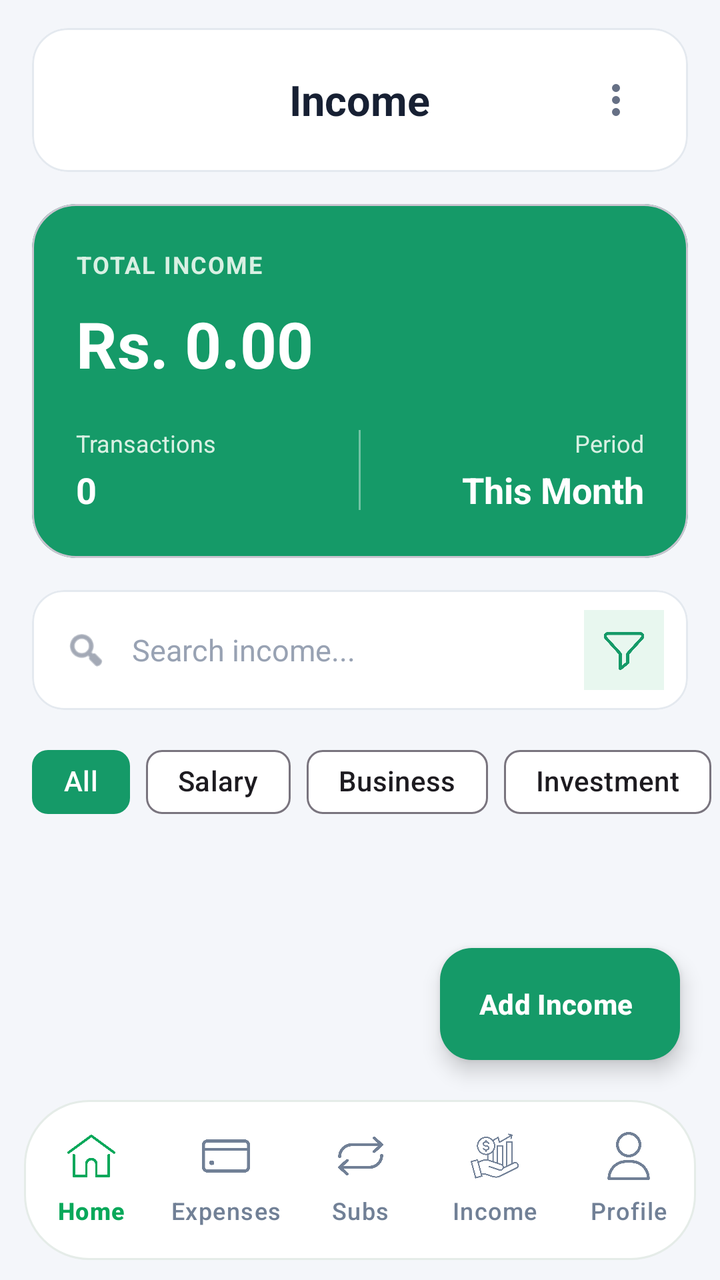
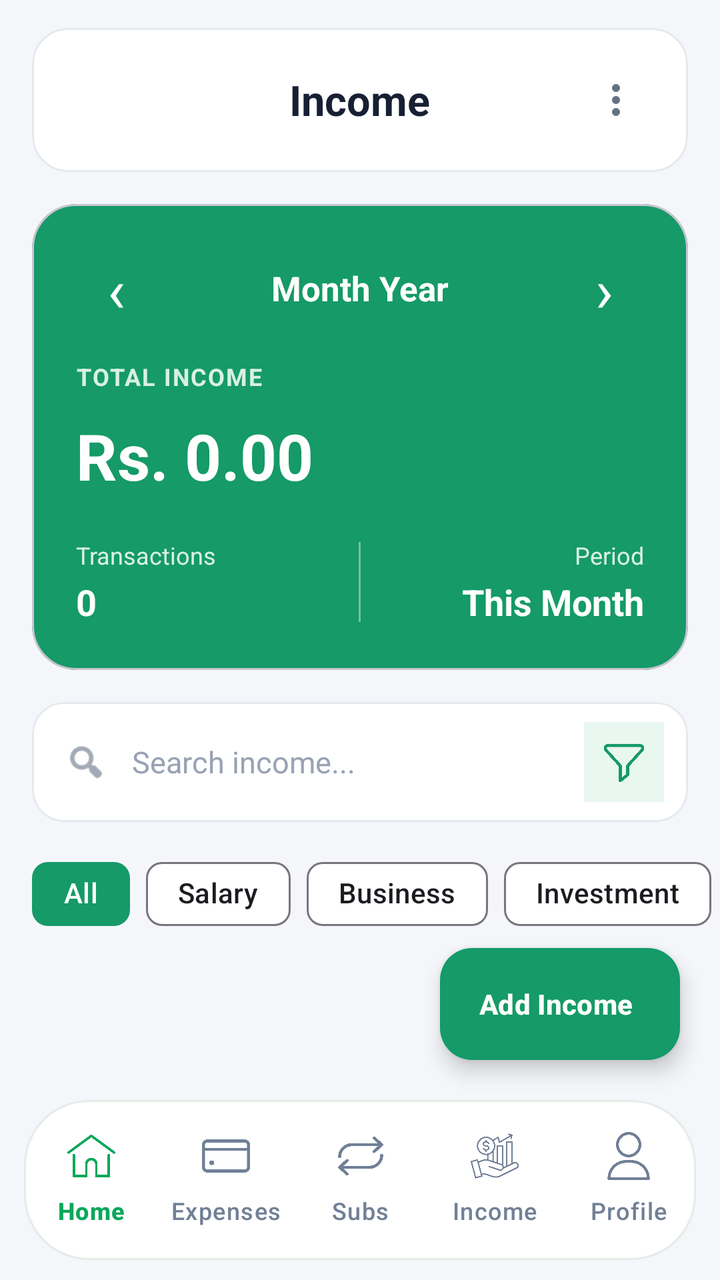

Screens rendered from an Android XML layout before and after an edit, with the pre-edit source and the edit as a unified diff.
<!-- AndroidManifest.xml: application theme Theme.AIExpenseManagementApplication -->
<!-- res/layout/activity_income_list.xml -->
<?xml version="1.0" encoding="utf-8"?>
<androidx.constraintlayout.widget.ConstraintLayout
    xmlns:android="http://schemas.android.com/apk/res/android"
    xmlns:app="http://schemas.android.com/apk/res-auto"
    xmlns:tools="http://schemas.android.com/tools"
    android:layout_width="match_parent"
    android:layout_height="match_parent"
    android:background="#F4F6FA"
    tools:context=".ui.income.IncomeListActivity">

    <com.google.android.material.card.MaterialCardView
        android:id="@+id/topBar"
        android:layout_width="0dp"
        android:layout_height="72dp"
        android:layout_marginStart="16dp"
        android:layout_marginTop="14dp"
        android:layout_marginEnd="16dp"
        app:cardBackgroundColor="#FFFFFF"
        app:cardCornerRadius="18dp"
        app:cardElevation="0dp"
        app:strokeColor="#E4E9EF"
        app:strokeWidth="1dp"
        app:layout_constraintEnd_toEndOf="parent"
        app:layout_constraintStart_toStartOf="parent"
        app:layout_constraintTop_toTopOf="parent">

        <RelativeLayout
            android:layout_width="match_parent"
            android:layout_height="match_parent"
            android:paddingStart="16dp"
            android:paddingEnd="16dp">

            <TextView
                android:id="@+id/tvTitle"
                android:layout_width="wrap_content"
                android:layout_height="wrap_content"
                android:layout_centerInParent="true"
                android:text="Income"
                android:textColor="#172033"
                android:textSize="21sp"
                android:textStyle="bold" />

            <ImageButton
                android:id="@+id/btnMore"
                android:layout_width="40dp"
                android:layout_height="40dp"
                android:layout_alignParentEnd="true"
                android:layout_centerVertical="true"
                android:background="@android:color/transparent"
                android:contentDescription="Menu"
                android:src="@drawable/ic_more_vert"
                app:tint="#667085" />
        </RelativeLayout>
    </com.google.android.material.card.MaterialCardView>

    <com.google.android.material.card.MaterialCardView
        android:id="@+id/cardSummary"
        android:layout_width="0dp"
        android:layout_height="wrap_content"
        android:layout_marginStart="16dp"
        android:layout_marginTop="16dp"
        android:layout_marginEnd="16dp"
        app:cardBackgroundColor="#159A68"
        app:cardCornerRadius="22dp"
        app:cardElevation="0dp"
        app:layout_constraintEnd_toEndOf="parent"
        app:layout_constraintStart_toStartOf="parent"
        app:layout_constraintTop_toBottomOf="@id/topBar">

        <LinearLayout
            android:layout_width="match_parent"
            android:layout_height="wrap_content"
            android:orientation="vertical"
            android:padding="22dp">

            <TextView
                android:layout_width="wrap_content"
                android:layout_height="wrap_content"
                android:text="TOTAL INCOME"
                android:textColor="#D8F0E3"
                android:textSize="12sp"
                android:textStyle="bold"
                android:letterSpacing="0.06" />

            <TextView
                android:id="@+id/tvTotalIncome"
                android:layout_width="wrap_content"
                android:layout_height="wrap_content"
                android:layout_marginTop="10dp"
                android:text="Rs. 0.00"
                android:textColor="#FFFFFF"
                android:textSize="32sp"
                android:textStyle="bold" />

            <LinearLayout
                android:layout_width="match_parent"
                android:layout_height="wrap_content"
                android:layout_marginTop="20dp"
                android:gravity="center_vertical"
                android:orientation="horizontal">

                <LinearLayout
                    android:layout_width="0dp"
                    android:layout_height="wrap_content"
                    android:layout_weight="1"
                    android:orientation="vertical">

                    <TextView
                        android:layout_width="wrap_content"
                        android:layout_height="wrap_content"
                        android:text="Transactions"
                        android:textColor="#D8F0E3"
                        android:textSize="12sp" />

                    <TextView
                        android:id="@+id/tvIncomeCount"
                        android:layout_width="wrap_content"
                        android:layout_height="wrap_content"
                        android:layout_marginTop="3dp"
                        android:text="0"
                        android:textColor="#FFFFFF"
                        android:textSize="18sp"
                        android:textStyle="bold" />
                </LinearLayout>

                <View
                    android:layout_width="1dp"
                    android:layout_height="40dp"
                    android:background="#66FFFFFF" />

                <LinearLayout
                    android:layout_width="0dp"
                    android:layout_height="wrap_content"
                    android:layout_weight="1"
                    android:gravity="end"
                    android:orientation="vertical">

                    <TextView
                        android:layout_width="wrap_content"
                        android:layout_height="wrap_content"
                        android:text="Period"
                        android:textColor="#D8F0E3"
                        android:textSize="12sp" />

                    <TextView
                        android:id="@+id/tvPeriod"
                        android:layout_width="wrap_content"
                        android:layout_height="wrap_content"
                        android:layout_marginTop="3dp"
                        android:text="This Month"
                        android:textColor="#FFFFFF"
                        android:textSize="18sp"
                        android:textStyle="bold" />
                </LinearLayout>
            </LinearLayout>
        </LinearLayout>
    </com.google.android.material.card.MaterialCardView>

    <com.google.android.material.card.MaterialCardView
        android:id="@+id/searchCard"
        android:layout_width="0dp"
        android:layout_height="60dp"
        android:layout_marginStart="16dp"
        android:layout_marginTop="16dp"
        android:layout_marginEnd="16dp"
        app:cardBackgroundColor="#FFFFFF"
        app:cardCornerRadius="16dp"
        app:cardElevation="0dp"
        app:strokeColor="#E4E9EF"
        app:strokeWidth="1dp"
        app:layout_constraintEnd_toEndOf="parent"
        app:layout_constraintStart_toStartOf="parent"
        app:layout_constraintTop_toBottomOf="@id/cardSummary">

        <LinearLayout
            android:layout_width="match_parent"
            android:layout_height="match_parent"
            android:gravity="center_vertical"
            android:orientation="horizontal"
            android:paddingStart="16dp"
            android:paddingEnd="12dp">

            <ImageView
                android:layout_width="22dp"
                android:layout_height="22dp"
                android:contentDescription="Search"
                android:src="@android:drawable/ic_menu_search"
                app:tint="#667085" />

            <EditText
                android:id="@+id/etSearch"
                android:layout_width="0dp"
                android:layout_height="wrap_content"
                android:layout_marginStart="12dp"
                android:layout_weight="1"
                android:background="@android:color/transparent"
                android:hint="Search income..."
                android:imeOptions="actionSearch"
                android:inputType="text"
                android:maxLines="1"
                android:padding="0dp"
                android:textColor="#172033"
                android:textColorHint="#98A2B3"
                android:textSize="15sp" />

            <ImageButton
                android:id="@+id/btnFilter"
                android:layout_width="40dp"
                android:layout_height="40dp"
                android:layout_marginStart="8dp"
                android:background="#E8F7EF"
                android:contentDescription="Filter"
                android:visibility="visible"
                android:padding="8dp"
                android:scaleType="fitCenter"
                android:src="@drawable/filter"
                android:tint="#159A68" />
        </LinearLayout>
    </com.google.android.material.card.MaterialCardView>

    <HorizontalScrollView
        android:id="@+id/filterScroll"
        android:layout_width="0dp"
        android:layout_height="wrap_content"
        android:layout_marginTop="12dp"
        android:scrollbars="none"
        app:layout_constraintEnd_toEndOf="parent"
        app:layout_constraintStart_toStartOf="parent"
        app:layout_constraintTop_toBottomOf="@id/searchCard">

        <com.google.android.material.chip.ChipGroup
            android:id="@+id/chipGroupFilters"
            android:layout_width="wrap_content"
            android:layout_height="wrap_content"
            android:paddingStart="16dp"
            android:paddingEnd="16dp"
            app:chipSpacingHorizontal="8dp"
            app:singleSelection="true">

            <com.google.android.material.chip.Chip
                android:id="@+id/chipAll"
                style="@style/Widget.Material3.Chip.Assist"
                android:layout_width="wrap_content"
                android:layout_height="wrap_content"
                android:checkable="true"
                android:checked="true"
                android:text="All"
                app:chipBackgroundColor="#159A68"
                app:checkedIconVisible="false"
                android:textColor="#FFFFFF" />

            <com.google.android.material.chip.Chip
                android:id="@+id/chipSalary"
                style="@style/Widget.Material3.Chip.Assist"
                android:layout_width="wrap_content"
                android:layout_height="wrap_content"
                android:checkable="true"
                android:text="Salary"
                app:chipBackgroundColor="#FFFFFF"
                app:strokeColor="#E4E9EF"
                app:strokeWidth="1dp" />

            <com.google.android.material.chip.Chip
                android:id="@+id/chipBusiness"
                style="@style/Widget.Material3.Chip.Assist"
                android:layout_width="wrap_content"
                android:layout_height="wrap_content"
                android:checkable="true"
                android:text="Business"
                app:chipBackgroundColor="#FFFFFF"
                app:strokeColor="#E4E9EF"
                app:strokeWidth="1dp" />

            <com.google.android.material.chip.Chip
                android:id="@+id/chipInvestment"
                style="@style/Widget.Material3.Chip.Assist"
                android:layout_width="wrap_content"
                android:layout_height="wrap_content"
                android:checkable="true"
                android:text="Investment"
                app:chipBackgroundColor="#FFFFFF"
                app:strokeColor="#E4E9EF"
                app:strokeWidth="1dp" />

            <com.google.android.material.chip.Chip
                android:id="@+id/chipGift"
                style="@style/Widget.Material3.Chip.Assist"
                android:layout_width="wrap_content"
                android:layout_height="wrap_content"
                android:checkable="true"
                android:text="Gift"
                app:chipBackgroundColor="#FFFFFF"
                app:strokeColor="#E4E9EF"
                app:strokeWidth="1dp" />
        </com.google.android.material.chip.ChipGroup>
    </HorizontalScrollView>

    <androidx.core.widget.NestedScrollView
        android:id="@+id/scrollView"
        android:layout_width="0dp"
        android:layout_height="0dp"
        android:clipToPadding="false"
        android:fillViewport="true"
        android:paddingBottom="120dp"
        app:layout_constraintBottom_toTopOf="@id/bottomNavigation"
        app:layout_constraintEnd_toEndOf="parent"
        app:layout_constraintStart_toStartOf="parent"
        app:layout_constraintTop_toBottomOf="@id/filterScroll">

        <FrameLayout
            android:layout_width="match_parent"
            android:layout_height="wrap_content">

            <androidx.recyclerview.widget.RecyclerView
                android:id="@+id/rvIncome"
                android:layout_width="match_parent"
                android:layout_height="wrap_content"
                android:clipToPadding="false"
                android:nestedScrollingEnabled="false"
                android:paddingStart="16dp"
                android:paddingEnd="16dp"
                android:paddingBottom="100dp" />

            <LinearLayout
                android:id="@+id/layoutEmpty"
                android:layout_width="match_parent"
                android:layout_height="300dp"
                android:gravity="center"
                android:orientation="vertical"
                android:paddingStart="24dp"
                android:paddingEnd="24dp"
                android:visibility="gone">

                <ImageView
                    android:layout_width="112dp"
                    android:layout_height="112dp"
                    android:contentDescription="No Income"
                    android:src="@drawable/money" />

                <TextView
                    android:layout_width="wrap_content"
                    android:layout_height="wrap_content"
                    android:layout_marginTop="18dp"
                    android:text="No Income Yet"
                    android:textColor="#172033"
                    android:textSize="21sp"
                    android:textStyle="bold" />

                <TextView
                    android:layout_width="wrap_content"
                    android:layout_height="wrap_content"
                    android:layout_marginTop="8dp"
                    android:gravity="center"
                    android:text="Tap the + button to add your first income."
                    android:textColor="#667085"
                    android:textSize="14sp" />
            </LinearLayout>
        </FrameLayout>
    </androidx.core.widget.NestedScrollView>

    <com.google.android.material.floatingactionbutton.ExtendedFloatingActionButton
        android:id="@+id/fabAddIncome"
        android:layout_width="wrap_content"
        android:layout_height="wrap_content"
        android:layout_margin="20dp"
        android:icon="@drawable/ic_add"
        android:text="Add Income"
        android:textAllCaps="false"
        android:textColor="#FFFFFF"
        android:textStyle="bold"
        app:backgroundTint="#159A68"
        app:iconTint="#FFFFFF"
        app:elevation="6dp"
        app:layout_constraintBottom_toTopOf="@id/bottomNavigation"
        app:layout_constraintEnd_toEndOf="parent" />

    <com.google.android.material.bottomnavigation.BottomNavigationView
        android:id="@+id/bottomNavigation"
        android:layout_width="0dp"
        android:layout_height="80dp"
        android:layout_marginStart="12dp"
        android:layout_marginEnd="12dp"
        android:layout_marginBottom="10dp"
        android:background="@drawable/bg_bottom_nav"
        android:elevation="12dp"
        android:paddingTop="4dp"
        android:paddingBottom="4dp"
        app:menu="@menu/bottom_menu"
        app:labelVisibilityMode="labeled"
        app:itemHorizontalTranslationEnabled="false"
        app:itemIconTint="@color/nav_item_colors"
        app:itemTextColor="@color/nav_item_colors"
        app:layout_constraintStart_toStartOf="parent"
        app:layout_constraintEnd_toEndOf="parent"
        app:layout_constraintBottom_toBottomOf="parent" />

</androidx.constraintlayout.widget.ConstraintLayout>
<!-- resources referenced by this layout -->
<resources>
  <!-- drawable bg_bottom_nav (drawable) -->
  <?xml version="1.0" encoding="utf-8"?>
  <shape xmlns:android="http://schemas.android.com/apk/res/android">
  
      <solid android:color="#FFFFFF" />
  
      <corners android:radius="32dp" />
  
      <stroke
          android:width="1dp"
          android:color="#E5ECE8" />
  
  </shape>
  <!-- drawable filter: png bitmap (drawable, 7864 bytes) -->
  <!-- drawable ic_add (drawable) -->
  <?xml version="1.0" encoding="utf-8"?>
  <vector xmlns:android="http://schemas.android.com/apk/res/android"
      android:width="24dp"
      android:height="24dp"
      android:viewportWidth="24"
      android:viewportHeight="24">
  
      <path
          android:fillColor="#FFFFFFFF"
          android:pathData="M19,13h-6v6h-2v-6H5v-2h6V5h2v6h6z" />
  </vector>
  <!-- drawable ic_more_vert (drawable) -->
  <vector xmlns:android="http://schemas.android.com/apk/res/android"
      android:width="24dp"
      android:height="24dp"
      android:viewportWidth="24"
      android:viewportHeight="24">
  
      <path
          android:fillColor="#000000"
          android:pathData="M12,8a2,2 0,1 0,0 -4a2,2 0,1 0,0 4zM12,14a2,2 0,1 0,0 -4a2,2 0,1 0,0 4zM12,20a2,2 0,1 0,0 -4a2,2 0,1 0,0 4z"/>
  </vector>
  <!-- drawable money: png bitmap (drawable, 20284 bytes) -->
  <style name="Theme.AIExpenseManagementApplication" parent="Base.Theme.AIExpenseManagementApplication" />
  <style name="Base.Theme.AIExpenseManagementApplication" parent="Theme.Material3.DayNight.NoActionBar">
  
          <item name="colorPrimary">#C7C7CC</item>
          <item name="colorOnPrimary">#FFFFFF</item>
  
          
          <item name="android:statusBarColor">#FFFFFF</item>
  
          
          <item name="android:windowLightStatusBar">true</item>
  
          <item name="colorSecondaryContainer">@color/nav_selected_background</item>
  
      </style>
  <color name="nav_selected_background">#DCFCE7</color>
</resources>

<!-- the commit's change to res/layout/activity_income_list.xml (unified diff, before → after) -->
@@ -72,6 +72,49 @@
             android:layout_height="wrap_content"
             android:orientation="vertical"
             android:padding="22dp">
+
+            
+            <LinearLayout
+                android:layout_width="match_parent"
+                android:layout_height="wrap_content"
+                android:layout_marginBottom="16dp"
+                android:orientation="horizontal"
+                android:gravity="center_vertical">
+
+                <TextView
+                    android:id="@+id/btnPreviousMonth"
+                    android:layout_width="40dp"
+                    android:layout_height="40dp"
+                    android:gravity="center"
+                    android:text="‹"
+                    android:textSize="30sp"
+                    android:textColor="#FFFFFF"
+                    android:clickable="true"
+                    android:focusable="true" />
+
+                <TextView
+                    android:id="@+id/tvMonthLabel"
+                    android:layout_width="0dp"
+                    android:layout_height="wrap_content"
+                    android:layout_weight="1"
+                    android:text="Month Year"
+                    android:textSize="17sp"
+                    android:textStyle="bold"
+                    android:textColor="#FFFFFF"
+                    android:gravity="center" />
+
+                <TextView
+                    android:id="@+id/btnNextMonth"
+                    android:layout_width="40dp"
+                    android:layout_height="40dp"
+                    android:gravity="center"
+                    android:text="›"
+                    android:textSize="30sp"
+                    android:textColor="#FFFFFF"
+                    android:clickable="true"
+                    android:focusable="true" />
+
+            </LinearLayout>
 
             <TextView
                 android:layout_width="wrap_content"
